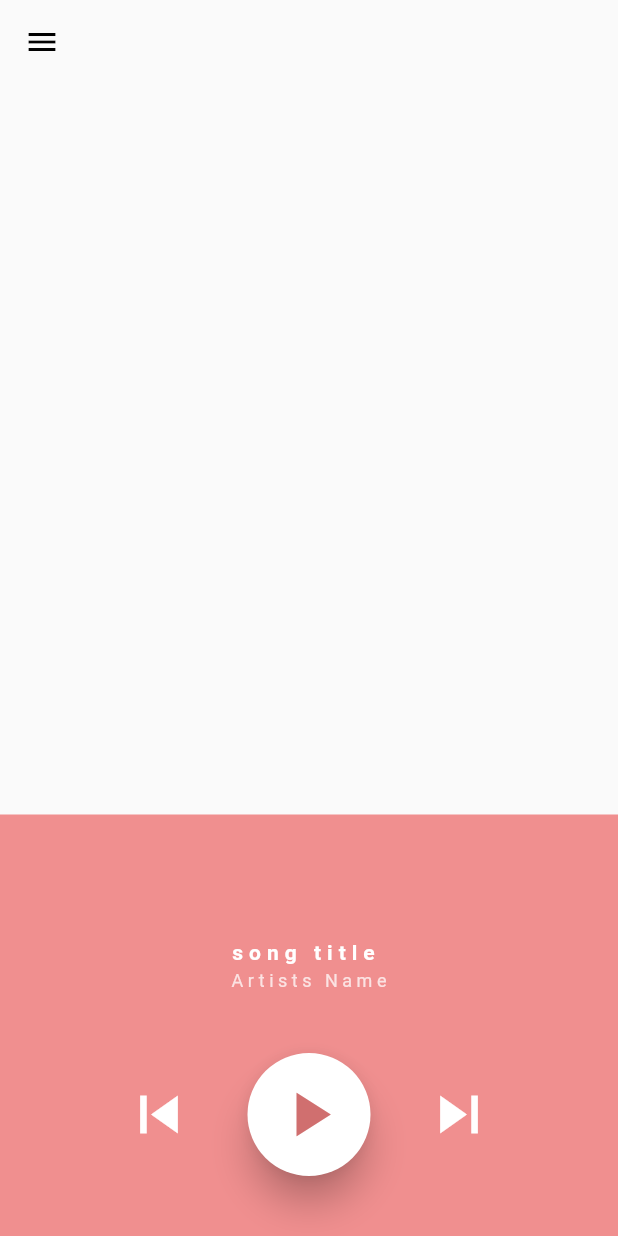
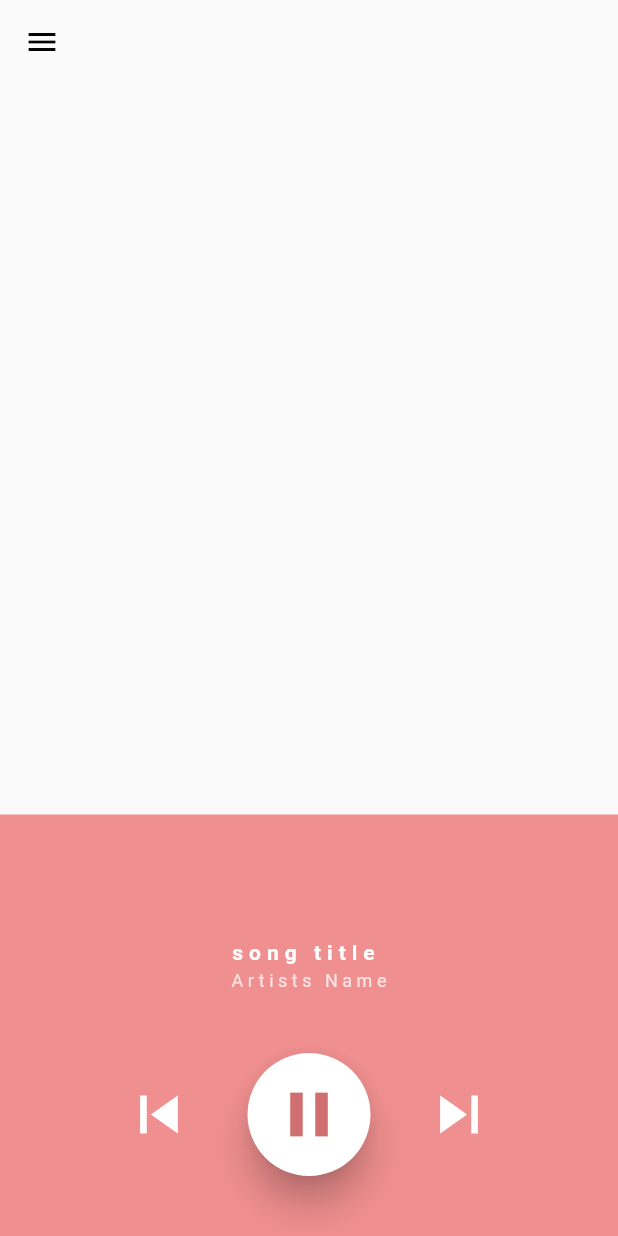
Before and after one commit to suniali/JMediaPlayer, a Flutter app: the screen it shows after launch, on a phone screen of 412 x 824 dp. Run offline on Flutter 3.47's test engine with Material 2 defaults, Android fonts, the phone set to English and light mode, and no system bars; missing offline and left inert: audioplayer.

Commit message:
edit playPause controller when changes state of player that set state view.

```diff
--- a/lib/component/controller_play_now.dart
+++ b/lib/component/controller_play_now.dart
@@ -10,14 +10,25 @@ class ControllerPlayNow extends StatefulWidget {
 }
 
 class _ControllerPlayNowState extends State<ControllerPlayNow> {
+  bool isProccessing = false;
   Future<void> play() async {
+    setState(() {
+      isProccessing = true;
+    });
     if (widget.player.state == AudioPlayerState.STOPPED ||
         widget.player.state == AudioPlayerState.PAUSED) {
       await widget.player.play(demoPlaylist.songs[0].audioUrl);
-      setState(() {});
+      setState(() {
+        isProccessing = false;
+      });
     } else if (widget.player.state == AudioPlayerState.PLAYING) {
+      setState(() {
+        isProccessing = true;
+      });
       await widget.player.pause();
-      setState(() {});
+      setState(() {
+        isProccessing = false;
+      });
     }
   }
 
@@ -37,7 +48,7 @@ class _ControllerPlayNowState extends State<ControllerPlayNow> {
         Expanded(
           child: Container(),
         ),
-        new PlayPauseButton(() => play()),
+        new PlayPauseButton(() => play(), isProccessing, widget.player.state),
         Expanded(
           child: Container(),
         ),
@@ -72,10 +83,16 @@ class NextButton extends StatelessWidget {
 
 class PlayPauseButton extends StatelessWidget {
   final Function onPressed;
-  PlayPauseButton(this.onPressed);
+  bool isProccessing;
+  final AudioPlayerState statePlayer;
+  PlayPauseButton(this.onPressed, this.isProccessing, this.statePlayer);
 
   @override
   Widget build(BuildContext context) {
+    if (!isProccessing) {
+      if (statePlayer == AudioPlayerState.PAUSED ||
+          statePlayer == AudioPlayerState.STOPPED ||
+          statePlayer == AudioPlayerState.COMPLETED) {
         return RawMaterialButton(
             fillColor: Colors.white,
             shape: CircleBorder(),
@@ -91,6 +108,36 @@ class PlayPauseButton extends StatelessWidget {
               ),
             ),
             onPressed: onPressed);
+      } else {
+        return RawMaterialButton(
+            fillColor: Colors.white,
+            shape: CircleBorder(),
+            elevation: 10.0,
+            splashColor: lightAccentColor,
+            highlightColor: lightAccentColor.withOpacity(0.5),
+            child: Padding(
+              padding: EdgeInsets.all(16.0),
+              child: Icon(
+                Icons.pause,
+                color: darkAccentColor,
+                size: 50.0,
+              ),
+            ),
+            onPressed: onPressed);
+      }
+    } else {
+      return RawMaterialButton(
+          fillColor: Colors.white,
+          shape: CircleBorder(),
+          elevation: 10.0,
+          splashColor: lightAccentColor,
+          highlightColor: lightAccentColor.withOpacity(0.5),
+          child: Padding(
+            padding: EdgeInsets.all(16.0),
+            child: SizedBox(height: 50.0,width: 50.0, child:CircularProgressIndicator(),)
+          ),
+          onPressed: onPressed);
+    }
   }
 }
 
```
Lines whose indentation alone changed are shown as unchanged.
